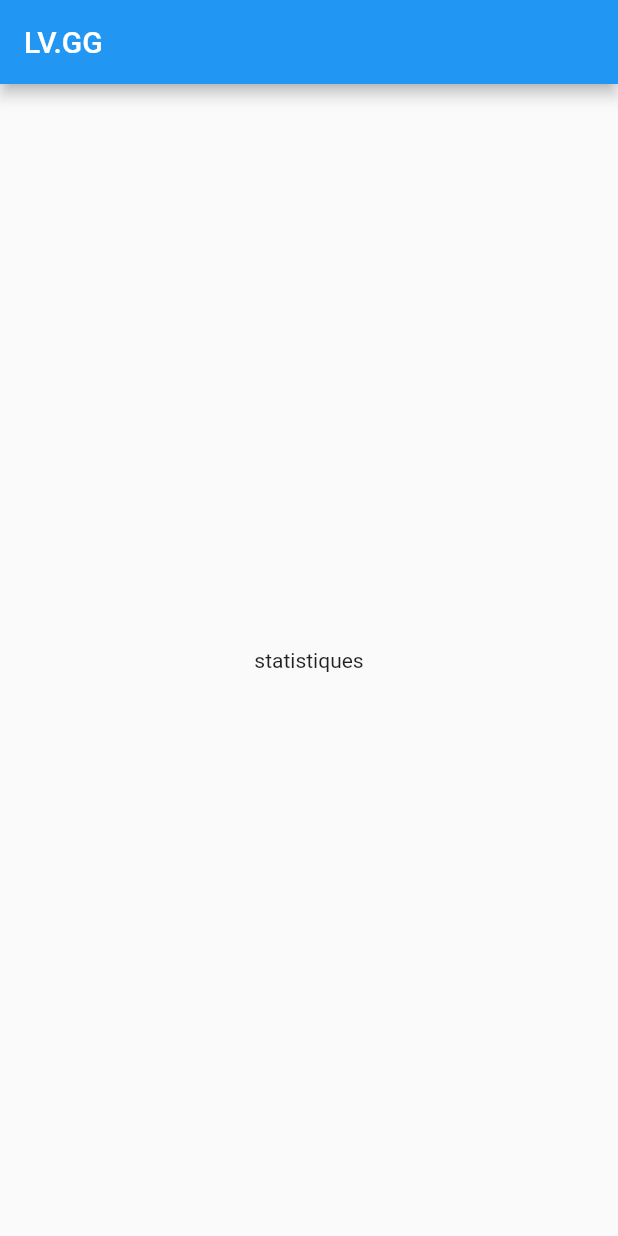
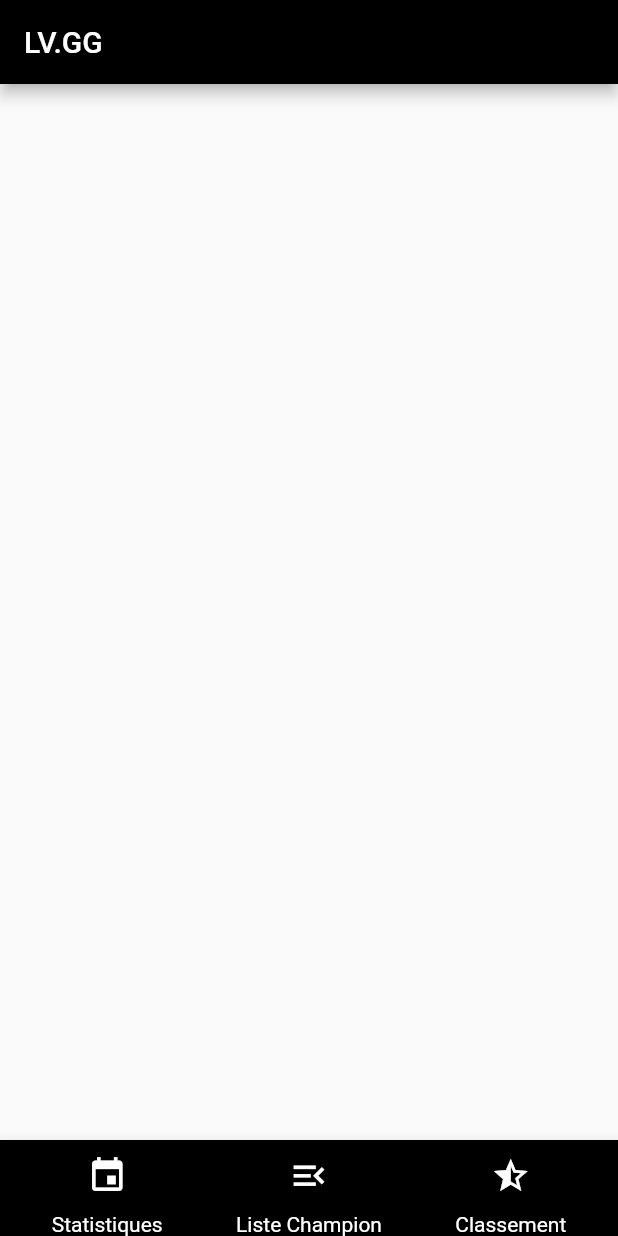
Before and after one commit to VictoorS/LV.GG, a Flutter app: the screen it shows after launch, on a phone screen of 412 x 824 dp. Run offline on Flutter 3.47's test engine with Material 2 defaults, Android fonts, the phone set to English and light mode, and no system bars; our stand-ins replace carousel_slider, flutter_spinkit.

Commit message:
Premiere modif

```diff
--- a/lib/main.dart
+++ b/lib/main.dart
@@ -1,6 +1,10 @@
 import 'package:flutter/material.dart';
 import 'package:lv_gg/screens/homescreen.dart';
 import 'package:lv_gg/screens/splashscreen.dart';
+import 'package:lv_gg/screens/classement.dart';
+import 'package:lv_gg/screens/statistique.dart';
+import 'package:lv_gg/screens/strings.dart';
+import 'package:lv_gg/class/api.dart';
 
 void main() {
   runApp(const MyApp());
@@ -22,6 +26,12 @@ class MyApp extends StatelessWidget {
       routes: <String, WidgetBuilder>{
         '/routeHome': (BuildContext context) =>
             const HomeScreen(title: "LV.GG"),
+        '/routeClassement': (BuildContext context) =>
+            const SplashScreen(title: "Classement"),
+        '/routeStatistique': (BuildContext context) =>
+            const SplashScreen(title: "Statistique"),
+        '/routeChampion': (BuildContext context) =>
+            const SplashScreen(title: "Champion"),
       },
     );
   }
--- /dev/null
+++ b/lib/screens/classement.dart
@@ -0,0 +1,8 @@
+import 'dart:developer';
+import 'dart:io';
+import 'package:flutter/material.dart';
+import 'package:lv_gg/screens/splashscreen.dart';
+import 'dart:convert' as convert;
+import 'package:flutter_spinkit/flutter_spinkit.dart';
+
+class Classement {}
--- a/lib/screens/homescreen.dart
+++ b/lib/screens/homescreen.dart
@@ -1,5 +1,7 @@
 import 'package:flutter/cupertino.dart';
 import 'package:flutter/material.dart';
+import 'package:lv_gg/screens/strings.dart';
+import 'package:carousel_slider/carousel_slider.dart';
 
 class HomeScreen extends StatefulWidget {
   const HomeScreen({super.key, required this.title});
@@ -15,14 +17,103 @@ class HomeScreenState extends State<HomeScreen> {
     return Scaffold(
       appBar: AppBar(
         title: Text(widget.title),
+        backgroundColor: Colors.black,
       ),
       body: Center(
         child: Column(
-          mainAxisAlignment: MainAxisAlignment.center,
-          children: <Widget>[
-            Text('statistiques'),
-          ],
-        ),
+            mainAxisAlignment: MainAxisAlignment.end,
+            crossAxisAlignment: CrossAxisAlignment.end,
+            children: [
+              BottomAppBar(
+                shape: const AutomaticNotchedShape(
+                  RoundedRectangleBorder(
+                    borderRadius: BorderRadius.only(
+                      topLeft: Radius.circular(20),
+                      topRight: Radius.circular(20),
+                    ),
+                  ),
+                ),
+                // Couleur BottomAppbar
+                color: Colors.black,
+                child: Container(
+                  margin: const EdgeInsets.only(
+                    left: 10.0,
+                    right: 10.0,
+                  ),
+                  child: Row(
+                    mainAxisSize: MainAxisSize.max,
+                    mainAxisAlignment: MainAxisAlignment.spaceAround,
+                    children: <Widget>[
+                      //Ajout texte + icon
+                      Wrap(
+                        crossAxisAlignment: WrapCrossAlignment.center,
+                        direction: Axis.vertical,
+                        children: [
+                          IconButton(
+                            onPressed: () => Navigator.pushNamed(
+                                context, "/routeStatistique"),
+                            iconSize: 27.0,
+                            icon: const Icon(
+                              Icons.event,
+                              color: Colors.white,
+                            ),
+                          ),
+                          const Text(
+                            "Statistiques",
+                            style: TextStyle(
+                              color: Colors.white,
+                            ),
+                          ),
+                        ],
+                      ),
+                      Wrap(
+                        crossAxisAlignment: WrapCrossAlignment.center,
+                        direction: Axis.vertical,
+                        children: [
+                          IconButton(
+                            onPressed: () =>
+                                Navigator.pushNamed(context, "/routeChampion"),
+                            iconSize: 27.0,
+                            icon: const Icon(
+                              Icons.menu_open,
+                              color: Colors.white,
+                            ),
+                          ),
+                          const Text(
+                            ("Liste Champion"),
+                            style: TextStyle(
+                              color: Colors.white,
+                            ),
+                          ),
+                        ],
+                      ),
+                      Wrap(
+                        crossAxisAlignment: WrapCrossAlignment.center,
+                        direction: Axis.vertical,
+                        children: [
+                          IconButton(
+                            onPressed: () => {
+                              Navigator.pushNamed(context, '/routeClassement')
+                            },
+                            iconSize: 27.0,
+                            icon: const Icon(
+                              Icons.star_half,
+                              color: Colors.white,
+                            ),
+                          ),
+                          const Text(
+                            ("Classement"),
+                            style: TextStyle(
+                              color: Colors.white,
+                            ),
+                          ),
+                        ],
+                      ),
+                    ],
+                  ),
+                ),
+              ),
+            ]),
       ),
     );
   }
--- a/lib/screens/splashscreen.dart
+++ b/lib/screens/splashscreen.dart
@@ -29,9 +29,9 @@ class SplashScreenState extends State<SplashScreen> {
   Widget build(BuildContext context) {
     return Scaffold(
       body: Container(
-        color: Colors.white,
+        color: Colors.black,
         child: SpinKitRing(
-          color: Color.fromARGB(255, 0, 0, 0),
+          color: Color.fromARGB(255, 255, 0, 0),
           size: MediaQuery.of(context).size.width * 0.3,
         ),
       ),
--- /dev/null
+++ b/lib/screens/statistique.dart
@@ -0,0 +1 @@
+class Statistique {}
--- /dev/null
+++ b/lib/screens/strings.dart
@@ -0,0 +1,4 @@
+abstract class Strings {
+  static const strStatistiques = "Statistiques d'un joueur";
+  static const strClassement = "Classement des meilleurs joueurs";
+}
```
Also changed, not shown: lib/class/api.dart (added).
